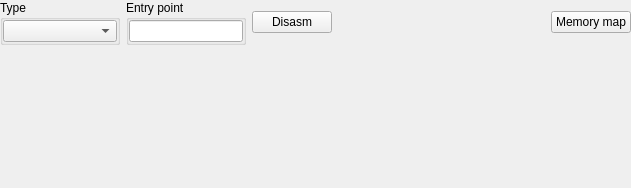
Old version of the form formatswidget.ui in the repository horsicq/FormatWidgets.
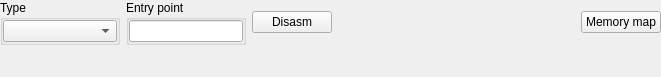
New version of the form. Custom widgets are drawn as their Qt base class.

```diff
--- a/formatswidget.ui
+++ b/formatswidget.ui
@@ -6,8 +6,8 @@
    <rect>
     <x>0</x>
     <y>0</y>
-    <width>631</width>
-    <height>188</height>
+    <width>661</width>
+    <height>77</height>
    </rect>
   </property>
   <property name="windowTitle">
```
Left out of the diff: 4 changed lines with no effect on the pictures.
